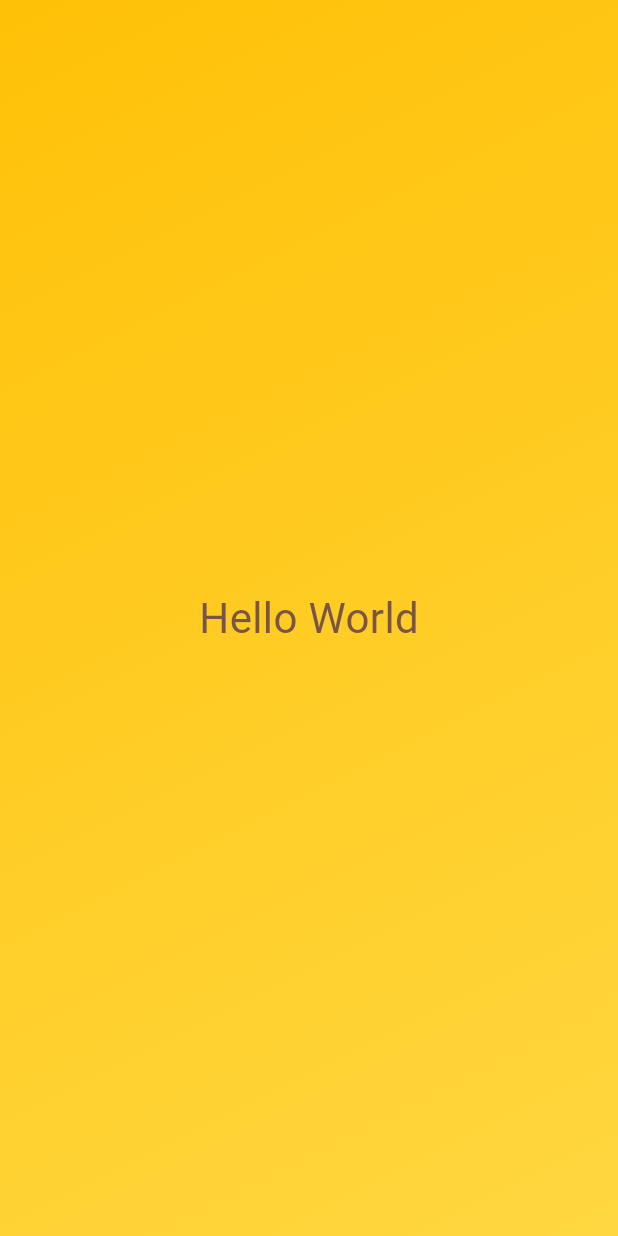
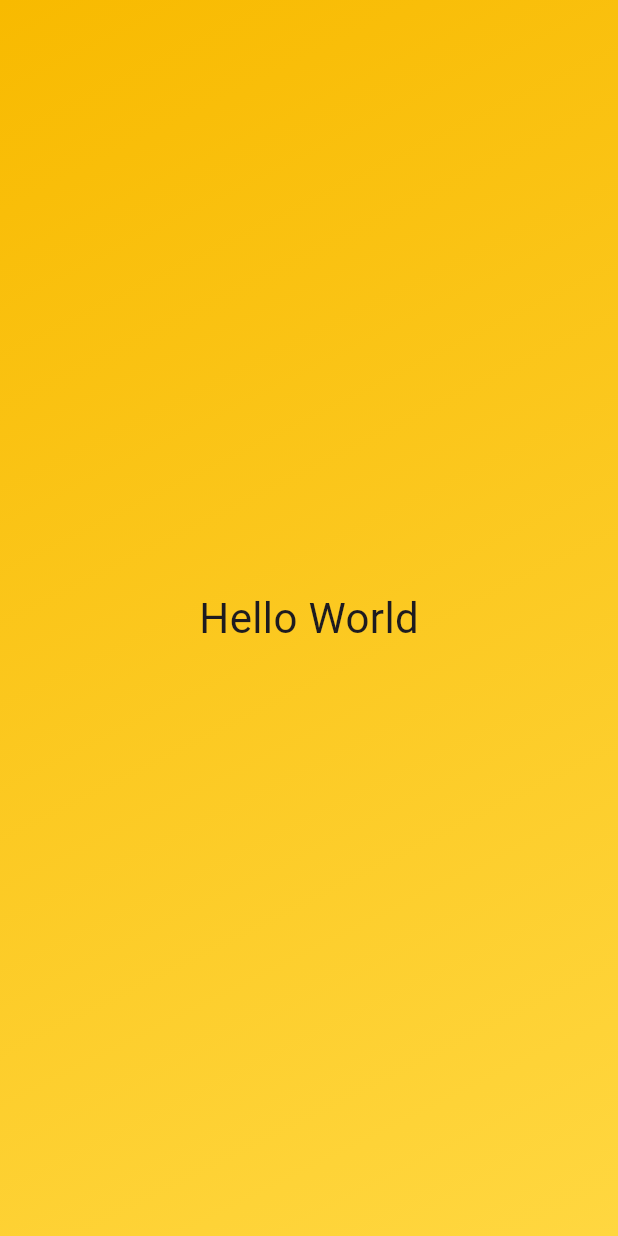
Before and after one commit to dubeyanant/dice-roller, a Flutter app: the screen it shows after launch, on a phone screen of 412 x 824 dp. Run offline on Flutter 3.47's test engine with Material 3 defaults, Android fonts, the phone set to English and light mode, and no system bars.

Commit message:
feat: add seperate file for custom class

```diff
--- /dev/null
+++ b/lib/gradient_container.dart
@@ -0,0 +1,27 @@
+import 'package:flutter/material.dart';
+import 'package:dice/styled_text.dart';
+
+var startAlignment = Alignment.topLeft;
+var endAlignment = Alignment.bottomRight;
+
+class GradientContainer extends StatelessWidget {
+  const GradientContainer(this.startColor, this.endColor, {super.key});
+
+  final Color startColor, endColor;
+
+  @override
+  Widget build(BuildContext context) {
+    return Container(
+      decoration: BoxDecoration(
+        gradient: LinearGradient(
+          colors: [startColor, endColor],
+          begin: startAlignment,
+          end: endAlignment,
+        ),
+      ),
+      child: const Center(
+        child: StyledText('Hello World'),
+      ),
+    );
+  }
+}
--- a/lib/main.dart
+++ b/lib/main.dart
@@ -1,4 +1,5 @@
 import "package:flutter/material.dart";
+import 'package:dice/gradient_container.dart';
 
 void main() => runApp(const MyApp());
 
@@ -9,34 +10,9 @@ class MyApp extends StatelessWidget {
   Widget build(BuildContext context) {
     return const MaterialApp(
       home: Scaffold(
-        body: GradientContainer(),
+        body: GradientContainer(
+            Color.fromARGB(255, 248, 186, 0), Colors.amberAccent),
       ),
     );
   }
 }
-
-class GradientContainer extends StatelessWidget {
-  const GradientContainer({super.key});
-
-  @override
-  Widget build(BuildContext context) {
-    return Container(
-      decoration: const BoxDecoration(
-        gradient: LinearGradient(
-          colors: [Colors.amber, Colors.amberAccent],
-          begin: Alignment.topLeft,
-          end: Alignment.bottomRight,
-        ),
-      ),
-      child: const Center(
-        child: Text(
-          "Hello World",
-          style: TextStyle(
-            color: Colors.brown,
-            fontSize: 28,
-          ),
-        ),
-      ),
-    );
-  }
-}
--- /dev/null
+++ b/lib/styled_text.dart
@@ -0,0 +1,17 @@
+import 'package:flutter/material.dart';
+
+class StyledText extends StatelessWidget {
+  const StyledText(this.text, {super.key});
+
+  final String text;
+
+  @override
+  Widget build(BuildContext context) {
+    return Text(
+      text,
+      style: const TextStyle(
+        fontSize: 28,
+      ),
+    );
+  }
+}
```
